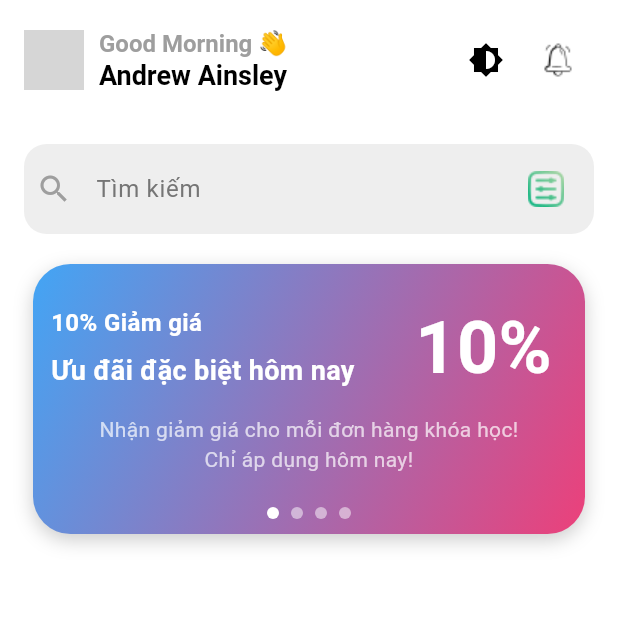
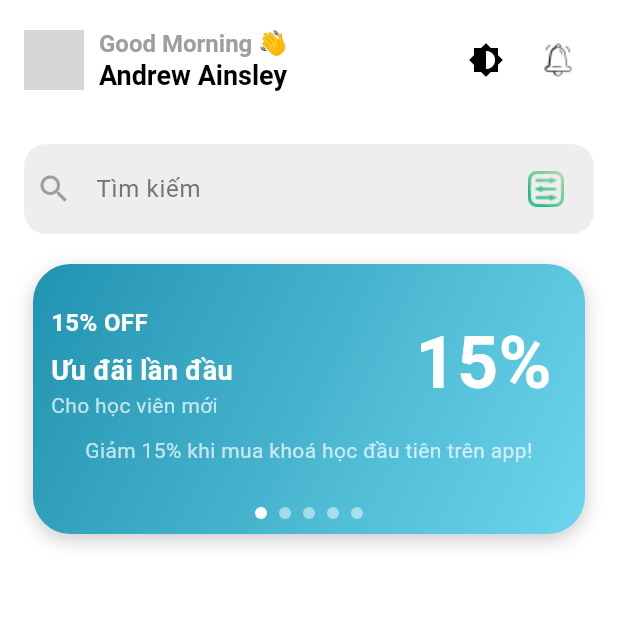
Before and after one commit to Tranlong291003/lms_app_flutter, a Flutter app: the HomeScreen screen opened directly, on a phone screen of 412 x 824 dp, the top half of it. Run offline on Flutter 3.47's test engine with Material 3 defaults, Android fonts, the phone set to English and light mode, and no system bars; drawn by our look-alikes of animated_text_kit, smooth_page_indicator; our stand-ins replace bloc, dio, equatable, firebase_auth, firebase_core, flutter_bloc and 5 more; accounts and stored records are empty; network calls fail; grey boxes are pictures that could not be loaded.

Commit message:
Update discount page with multiple slides

```diff
--- a/lib/screens/home/widget/discountSlider.dart
+++ b/lib/screens/home/widget/discountSlider.dart
@@ -1,16 +1,73 @@
 import 'package:flutter/material.dart';
-import 'package:smooth_page_indicator/smooth_page_indicator.dart'; // Thêm import này
+import 'package:smooth_page_indicator/smooth_page_indicator.dart';
+
+/// Model cho một slide khuyến mãi
+class Promotion {
+  final String discountText;
+  final String headline;
+  final String subhead;
+  final String description;
+  final List<Color> colors;
+
+  Promotion({
+    required this.discountText,
+    required this.headline,
+    required this.subhead,
+    required this.description,
+    required this.colors,
+  });
+}
 
 class DiscountSlider extends StatefulWidget {
   const DiscountSlider({super.key});
 
   @override
-  State<DiscountSlider> createState() => _DiscountSliderState();
+  _DiscountSliderState createState() => _DiscountSliderState();
 }
 
 class _DiscountSliderState extends State<DiscountSlider> {
   final PageController _pageController = PageController();
   int _currentPage = 0;
+
+  final List<Promotion> _promotions = [
+    Promotion(
+      discountText: '15%',
+      headline: 'Ưu đãi lần đầu',
+      subhead: 'Cho học viên mới',
+      description: 'Giảm 15% khi mua khoá học đầu tiên trên app!',
+      colors: [Color(0xFF2193B0), Color(0xFF6DD5ED)],
+    ),
+    Promotion(
+      discountText: '25%',
+      headline: 'Combo chuyên sâu',
+      subhead: 'Full‑stack & AI',
+      description: 'Tiết kiệm 25% khi mua trọn bộ 2 khoá học Full‑stack & AI.',
+      colors: [Color(0xFFFF5F6D), Color(0xFFFFC371)],
+    ),
+    Promotion(
+      discountText: 'Free',
+      headline: '7 ngày dùng thử',
+      subhead: 'Truy cập Premium',
+      description:
+          'Thoả sức học không giới hạn 7 ngày với tài khoản Premium miễn phí.',
+      colors: [Color(0xFFCC2B5E), Color(0xFF753A88)],
+    ),
+    Promotion(
+      discountText: '20%',
+      headline: 'Giới thiệu bạn bè',
+      subhead: 'Nhận thưởng kép',
+      description:
+          'Bạn và bạn bè cùng được 20% off khi đăng ký qua link giới thiệu.',
+      colors: [Color(0xFF56AB2F), Color(0xFFA8E063)],
+    ),
+    Promotion(
+      discountText: '30%',
+      headline: 'Flash Sale Nhanh',
+      subhead: 'Chỉ hôm nay',
+      description: 'Giảm ngay 30% cho 100 đơn đầu tiên!',
+      colors: [Color(0xFFFFB439), Color(0xFFFFCE00)],
+    ),
+  ];
 
   @override
   void initState() {
@@ -23,25 +80,30 @@ class _DiscountSliderState extends State<DiscountSlider> {
   }
 
   @override
+  void dispose() {
+    _pageController.dispose();
+    super.dispose();
+  }
+
+  @override
   Widget build(BuildContext context) {
+    final promo = _promotions[_currentPage];
+
     return Column(
       children: [
         Container(
-          height: 180, // Chiều cao của container
-          margin: const EdgeInsets.only(left: 6, right: 6, top: 10, bottom: 10),
+          height: 180,
+          margin: const EdgeInsets.symmetric(horizontal: 6, vertical: 10),
           decoration: BoxDecoration(
             borderRadius: BorderRadius.circular(25),
             gradient: LinearGradient(
-              colors: [
-                Colors.blue.shade400,
-                Colors.pink.shade400,
-              ], // Dải màu gradient
               begin: Alignment.topLeft,
               end: Alignment.bottomRight,
-            ), // Thêm gradient background
+              colors: promo.colors,
+            ),
             boxShadow: [
               BoxShadow(
-                color: Colors.black.withOpacity(0.2), // Đổ bóng cho slider
+                color: Colors.black.withOpacity(0.2),
                 blurRadius: 10,
                 offset: const Offset(0, 4),
               ),
@@ -52,95 +114,75 @@ class _DiscountSliderState extends State<DiscountSlider> {
               Expanded(
                 child: PageView.builder(
                   controller: _pageController,
-                  itemCount: 4, // Số lượng slide là 4
+                  itemCount: _promotions.length,
                   onPageChanged: (index) {
-                    setState(() {
-                      _currentPage = index;
-                    });
+                    setState(() => _currentPage = index);
                   },
                   itemBuilder: (context, index) {
-                    return Container(
-                      padding: const EdgeInsets.all(12), // Giảm padding để vừa
+                    final p = _promotions[index];
+                    return Padding(
+                      padding: const EdgeInsets.all(12),
                       child: Column(
                         mainAxisAlignment: MainAxisAlignment.center,
-                        crossAxisAlignment: CrossAxisAlignment.center,
-                        children: [
-                          Column(
-                            mainAxisAlignment: MainAxisAlignment.center,
-                            crossAxisAlignment: CrossAxisAlignment.center,
                         children: [
                           Row(
-                                mainAxisAlignment: MainAxisAlignment.center,
                             children: [
-                                  // Phần bên trái
                               Expanded(
                                 flex: 2,
                                 child: Column(
-                                      crossAxisAlignment:
-                                          CrossAxisAlignment.start,
-                                      mainAxisAlignment:
-                                          MainAxisAlignment.center,
+                                  crossAxisAlignment: CrossAxisAlignment.start,
                                   children: [
-                                        // % OFF nhỏ
                                     Text(
-                                          '${(index + 1) * 10}% Giảm giá',
+                                      '${p.discountText} OFF',
                                       style: const TextStyle(
-                                            fontSize:
-                                                16, // Giảm cỡ chữ cho % OFF
+                                        fontSize: 16,
                                         fontWeight: FontWeight.bold,
                                         color: Colors.white,
                                       ),
                                     ),
-                                        const SizedBox(
-                                          height: 8,
-                                        ), // Khoảng cách nhỏ
-                                        // "Today's Special"
+                                    const SizedBox(height: 8),
                                     Text(
-                                          "Ưu đãi đặc biệt hôm nay",
+                                      p.headline,
                                       style: const TextStyle(
                                         fontSize: 18,
                                         fontWeight: FontWeight.bold,
                                         color: Colors.white,
                                       ),
                                     ),
-                                      ],
-                                    ),
-                                  ),
-                                  const SizedBox(width: 10),
-                                  // Phần bên phải
-                                  Expanded(
-                                    flex: 1,
-                                    child: Column(
-                                      mainAxisAlignment:
-                                          MainAxisAlignment.center,
-                                      crossAxisAlignment:
-                                          CrossAxisAlignment.center,
-                                      children: [
-                                        // % lớn
                                     Text(
-                                          '${(index + 1) * 10}%',
+                                      p.subhead,
                                       style: const TextStyle(
-                                            fontSize: 48, // Giảm kích thước chữ
-                                            fontWeight: FontWeight.bold,
-                                            color: Colors.white,
+                                        fontSize: 14,
+                                        color: Colors.white70,
                                       ),
                                     ),
                                   ],
                                 ),
                               ),
+                              const SizedBox(width: 10),
+                              Expanded(
+                                flex: 1,
+                                child: Center(
+                                  child: Text(
+                                    p.discountText,
+                                    style: const TextStyle(
+                                      fontSize: 48,
+                                      fontWeight: FontWeight.bold,
+                                      color: Colors.white,
+                                    ),
+                                  ),
+                                ),
+                              ),
                             ],
                           ),
                           const SizedBox(height: 10),
-                              // Mô tả
                           Text(
-                                'Nhận giảm giá cho mỗi đơn hàng khóa học!\nChỉ áp dụng hôm nay!',
+                            p.description,
                             style: const TextStyle(
-                                  fontSize: 14, // Giảm kích thước chữ
+                              fontSize: 14,
                               color: Colors.white70,
                             ),
-                                textAlign: TextAlign.center, // Căn giữa mô tả
-                              ),
-                            ],
+                            textAlign: TextAlign.center,
                           ),
                         ],
                       ),
@@ -149,15 +191,13 @@ class _DiscountSliderState extends State<DiscountSlider> {
                 ),
               ),
               Padding(
-                padding: const EdgeInsets.only(
-                  bottom: 10, // Điều chỉnh khoảng cách dưới
-                ),
+                padding: const EdgeInsets.only(bottom: 10),
                 child: SmoothPageIndicator(
                   controller: _pageController,
-                  count: 4, // Số lượng trang
+                  count: _promotions.length,
                   effect: WormEffect(
-                    dotHeight: 8, // Giảm kích thước chấm
-                    dotWidth: 8, // Giảm kích thước chấm
+                    dotHeight: 8,
+                    dotWidth: 8,
                     activeDotColor: Colors.white,
                     dotColor: Colors.white.withOpacity(0.5),
                   ),
```
Lines whose indentation alone changed are shown as unchanged.
